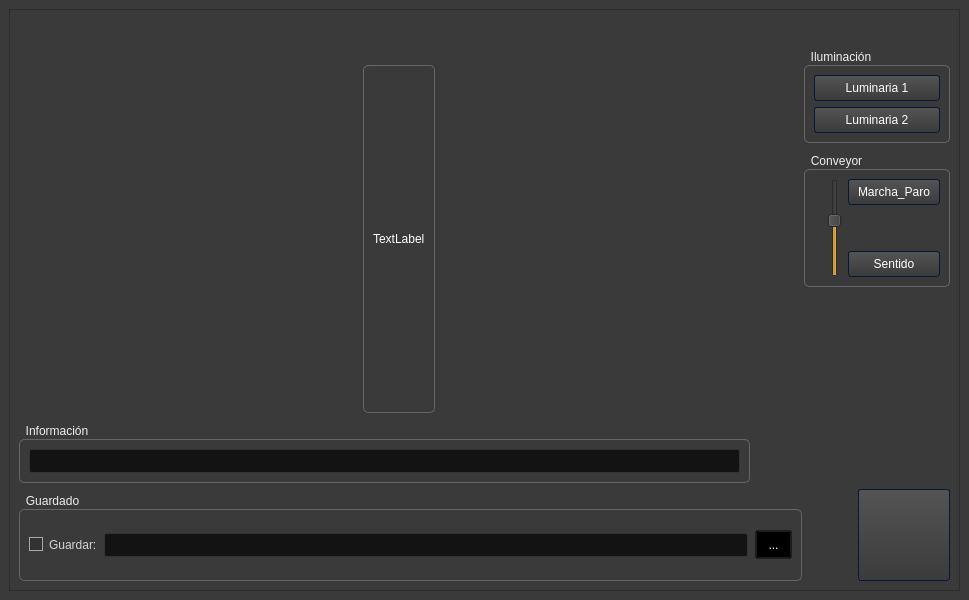
Above: frontend/qt/VISARM_interfaz.ui from JuanMiguelOnateTevar/VISARM before the change. Below: the same form after it.
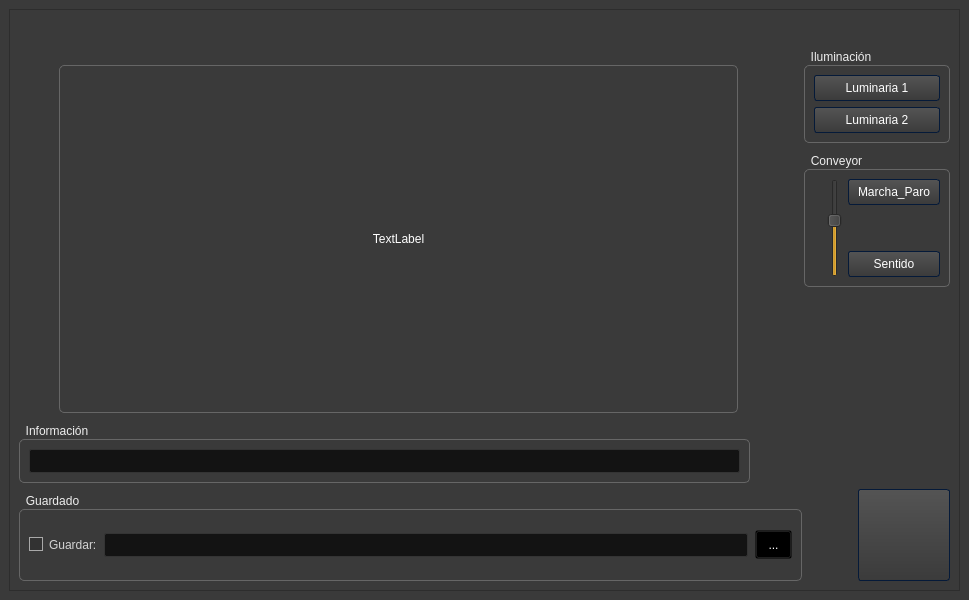
That is the form after the change. Icons and pictures are not drawn.

Commit message: Update node and UI camera

Patch:
```diff
--- a/frontend/qt/VISARM_interfaz.ui
+++ b/frontend/qt/VISARM_interfaz.ui
@@ -1103,6 +1103,9 @@
            <property name="orientation">
             <enum>Qt::Horizontal</enum>
            </property>
+           <property name="sizeType">
+            <enum>QSizePolicy::Minimum</enum>
+           </property>
            <property name="sizeHint" stdset="0">
             <size>
              <width>40</width>
@@ -1128,14 +1131,46 @@
            <property name="checkable">
             <bool>false</bool>
            </property>
-           <layout class="QGridLayout" name="gridLayout_8">
-            <item row="0" column="0">
+           <layout class="QVBoxLayout" name="verticalLayout_3">
+            <item>
+             <spacer name="horizontalSpacer_6">
+              <property name="orientation">
+               <enum>Qt::Horizontal</enum>
+              </property>
+              <property name="sizeHint" stdset="0">
+               <size>
+                <width>40</width>
+                <height>20</height>
+               </size>
+              </property>
+             </spacer>
+            </item>
+            <item>
              <widget class="QLabel" name="Image">
               <property name="text">
                <string>TextLabel</string>
               </property>
+              <property name="scaledContents">
+               <bool>false</bool>
+              </property>
+              <property name="alignment">
+               <set>Qt::AlignCenter</set>
+              </property>
              </widget>
             </item>
+            <item>
+             <spacer name="horizontalSpacer_7">
+              <property name="orientation">
+               <enum>Qt::Horizontal</enum>
+              </property>
+              <property name="sizeHint" stdset="0">
+               <size>
+                <width>40</width>
+                <height>20</height>
+               </size>
+              </property>
+             </spacer>
+            </item>
            </layout>
           </widget>
          </item>
@@ -1157,6 +1192,9 @@
            <property name="orientation">
             <enum>Qt::Horizontal</enum>
            </property>
+           <property name="sizeType">
+            <enum>QSizePolicy::Minimum</enum>
+           </property>
            <property name="sizeHint" stdset="0">
             <size>
              <width>40</width>
```
Left out of the diff: 1 changed line with no effect on the pictures. The commit also changes 5 other files.
